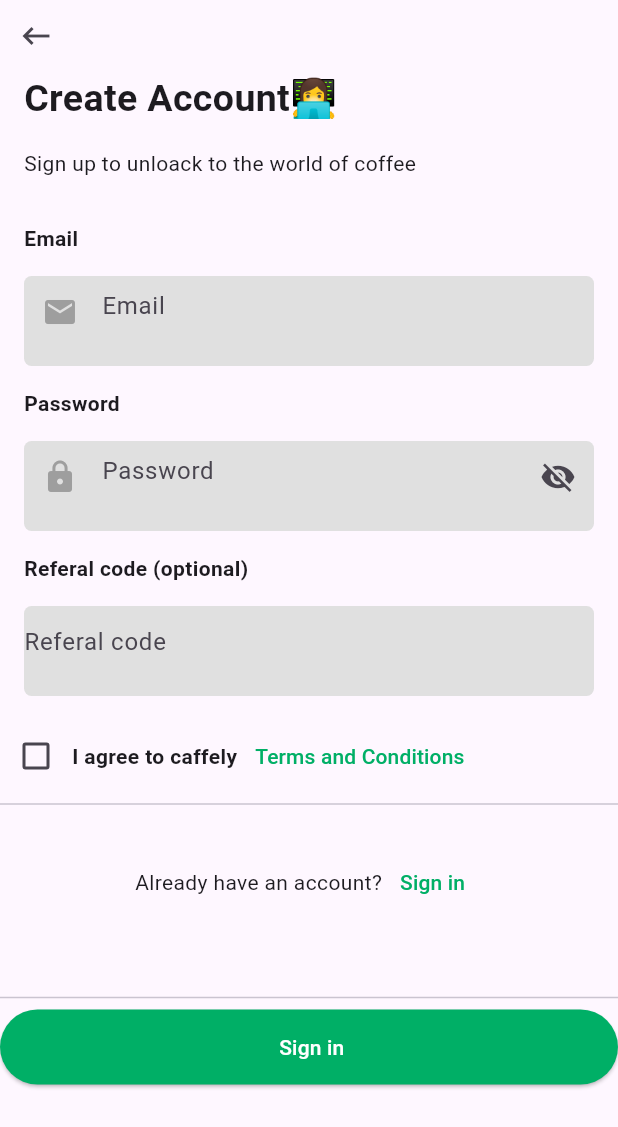
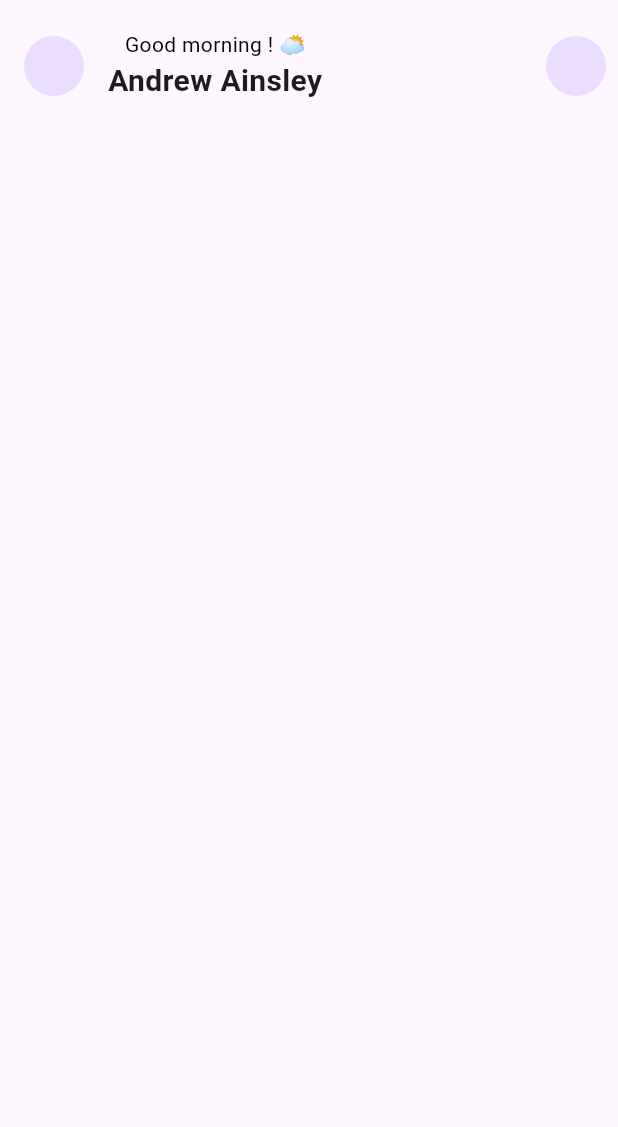
Before and after one commit to AjmalTp-Ajmal/caffely, a Flutter app: the screen it shows after launch, on a phone screen of 412 x 824 dp. Shown: the top 1127 px of the screen. Run offline on Flutter 3.47's test engine with Material 3 defaults, Android fonts, the light colour scheme and no system bars; our stand-ins replace flutter_hooks, flutter_svg, smooth_page_indicator.

```diff
--- a/lib/main.dart
+++ b/lib/main.dart
@@ -1,4 +1,7 @@
+import 'package:caffely/view/screens/complete_your_profile.dart';
+import 'package:caffely/view/screens/home_fullpage.dart';
 import 'package:caffely/view/screens/sign_up_form.dart';
+import 'package:caffely/view/screens/signup_successful.dart';
 import 'package:flutter/material.dart';
 
 void main() {
@@ -12,7 +15,7 @@ class MyApp extends StatelessWidget {
   Widget build(BuildContext context) {
     return const MaterialApp(
       debugShowCheckedModeBanner: false,
-      home: SignUpForm(),
+      home: HomeFullpage(),
     );
   }
 }
--- /dev/null
+++ b/lib/view/screens/home_fullpage.dart
@@ -0,0 +1,49 @@
+import 'package:flutter/material.dart';
+import 'package:flutter/src/widgets/framework.dart';
+import 'package:flutter_hooks/flutter_hooks.dart';
+
+class HomeFullpage extends HookWidget {
+  const HomeFullpage({super.key});
+
+  @override
+  Widget build(BuildContext context) {
+    return const Scaffold(
+      body: SafeArea(
+          child: Column(
+        children: [
+          SizedBox(
+            height: 16,
+          ),
+          Row(
+            children: [
+              SizedBox(
+                width: 16,
+              ),
+              CircleAvatar(),
+              SizedBox(
+                width: 16,
+              ),
+              Column(
+                children: [
+                  Text(
+                    "Good morning ! 🌥️",
+                    style: TextStyle(color: Colors.black, fontSize: 14),
+                  ),
+                  Text(
+                    "Andrew Ainsley",
+                    style: TextStyle(fontSize: 20, fontWeight: FontWeight.bold),
+                  )
+                ],
+              ),
+              Spacer(),
+              Padding(
+                padding: EdgeInsets.all(8.0),
+                child: CircleAvatar(),
+              )
+            ],
+          )
+        ],
+      )),
+    );
+  }
+}
--- a/pubspec.yaml
+++ b/pubspec.yaml
@@ -38,6 +38,7 @@ dependencies:
   flutter_hooks: ^0.20.5
   smooth_page_indicator: ^1.2.0+3
   flutter_svg: ^2.0.16
+  intl: ^0.20.1
 
 dev_dependencies:
   flutter_test:
@@ -62,8 +63,8 @@ flutter:
   uses-material-design: true
 
   # To add assets to your application, add an assets section, like this:
-  # assets:
-  #   - images/a_dot_burr.jpeg
+  assets:
+   - assets/images/
   #   - images/a_dot_ham.jpeg
 
   # An image asset can refer to one or more resolution-specific "variants", see
```
Also changed, not shown: lib/view/screens/complete_your_profile.dart (+48 -9 lines), lib/view/screens/signup_successful.dart (added, +35 -0 lines), assets/images/succesfull.png (added), pubspec.lock.
